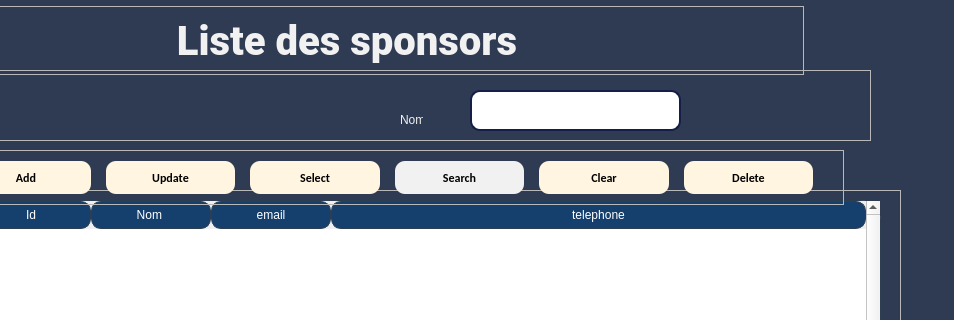
Old version of the form sponsor.ui in the repository HyperDarkmoon/TVEmpire; both pictures show x 120 to 1074 and y 0 to 320 of the 1074 by 587 pixel window.
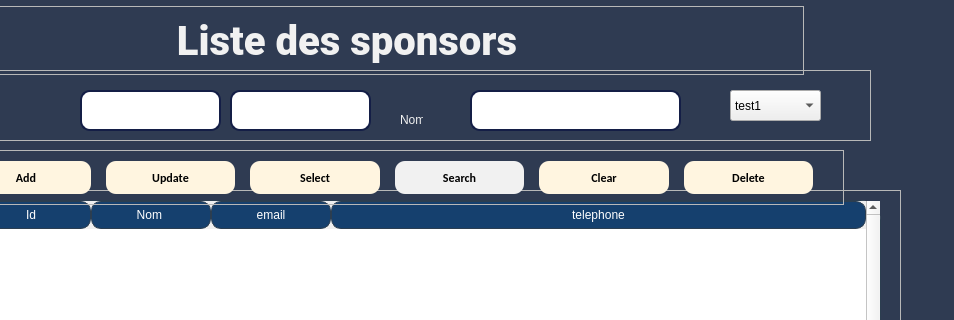
New version of the form. Icons and pictures are not drawn.

Commit message: added form control fixing some bugs

What changed in the file:
```diff
--- a/sponsor.ui
+++ b/sponsor.ui
@@ -1250,6 +1250,93 @@
 </string>
     </property>
    </widget>
+   <widget class="QLineEdit" name="lineEdit">
+    <property name="geometry">
+     <rect>
+      <x>280</x>
+      <y>20</y>
+      <width>141</width>
+      <height>41</height>
+     </rect>
+    </property>
+    <property name="styleSheet">
+     <string notr="true">QLineEdit {
+    border: 2px solid #141E46;
+    border-radius: 10px;
+    padding: 5px;
+}
+
+QTextEdit {
+    border: 2px solid #141E46;
+    border-radius: 10px;
+    padding: 1.5px;
+}
+</string>
+    </property>
+   </widget>
+   <widget class="QLineEdit" name="lineEdit_3">
+    <property name="geometry">
+     <rect>
+      <x>130</x>
+      <y>20</y>
+      <width>141</width>
+      <height>41</height>
+     </rect>
+    </property>
+    <property name="styleSheet">
+     <string notr="true">QLineEdit {
+    border: 2px solid #141E46;
+    border-radius: 10px;
+    padding: 5px;
+}
+
+QTextEdit {
+    border: 2px solid #141E46;
+    border-radius: 10px;
+    padding: 1.5px;
+}
+</string>
+    </property>
+   </widget>
+   <widget class="QComboBox" name="comboBox">
+    <property name="geometry">
+     <rect>
+      <x>780</x>
+      <y>20</y>
+      <width>91</width>
+      <height>31</height>
+     </rect>
+    </property>
+    <property name="styleSheet">
+     <string notr="true">QcomboBox {
+    border: 2px solid #141E46;
+    border-radius: 10px;
+    padding: 5px;
+}
+
+QTextEdit {
+    border: 2px solid #141E46;
+    border-radius: 10px;
+    padding: 1.5px;
+}
+</string>
+    </property>
+    <item>
+     <property name="text">
+      <string>test1</string>
+     </property>
+    </item>
+    <item>
+     <property name="text">
+      <string>test2</string>
+     </property>
+    </item>
+    <item>
+     <property name="text">
+      <string>test3</string>
+     </property>
+    </item>
+   </widget>
   </widget>
   <widget class="QFrame" name="frame_3">
    <property name="geometry">
```
The commit also changes 2 other files.
